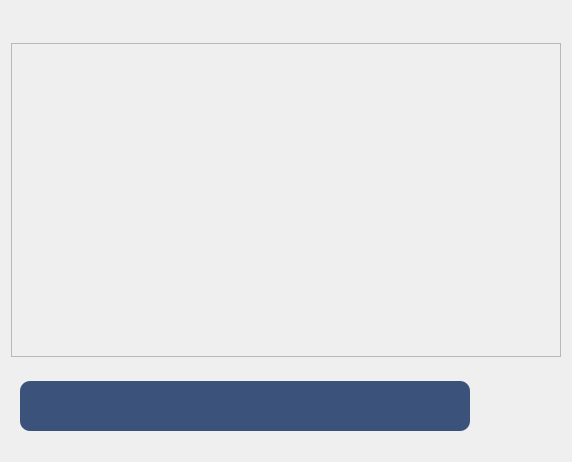
Before: the Qt Designer form lab3/LinkDove/channelwidget.ui in ElizavetaPa17/LinkDove, drawn with Qt 5.
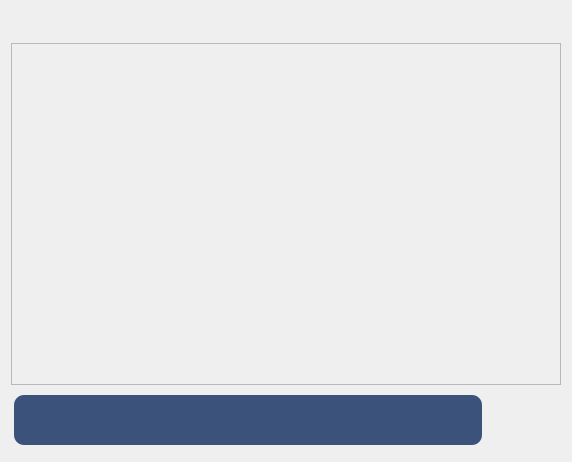
After: the same form once the commit is applied. The open tabs and pages were chosen to show the change. Icons and pictures are not drawn. Custom widgets are drawn as their Qt base class.

Diff of the .ui file:
```diff
--- a/lab3/LinkDove/channelwidget.ui
+++ b/lab3/LinkDove/channelwidget.ui
@@ -14,7 +14,7 @@
    <string>Form</string>
   </property>
   <layout class="QGridLayout" name="gridLayout">
-   <item row="2" column="0" colspan="4">
+   <item row="2" column="0" colspan="5">
     <widget class="QStackedWidget" name="stackedWidget">
      <property name="minimumSize">
       <size>
@@ -22,8 +22,32 @@
        <height>0</height>
       </size>
      </property>
+     <property name="maximumSize">
+      <size>
+       <width>16777215</width>
+       <height>60</height>
+      </size>
+     </property>
+     <property name="currentIndex">
+      <number>1</number>
+     </property>
      <widget class="QWidget" name="page_owner">
       <layout class="QGridLayout" name="gridLayout_2">
+       <property name="leftMargin">
+        <number>3</number>
+       </property>
+       <property name="topMargin">
+        <number>3</number>
+       </property>
+       <property name="rightMargin">
+        <number>3</number>
+       </property>
+       <property name="bottomMargin">
+        <number>3</number>
+       </property>
+       <property name="spacing">
+        <number>3</number>
+       </property>
        <item row="1" column="1">
         <widget class="QPushButton" name="microphoneButton">
          <property name="maximumSize">
@@ -101,6 +125,12 @@
            <height>50</height>
           </size>
          </property>
+         <property name="maximumSize">
+          <size>
+           <width>16777215</width>
+           <height>50</height>
+          </size>
+         </property>
          <property name="font">
           <font>
            <pointsize>-1</pointsize>
@@ -130,6 +160,12 @@
            <height>50</height>
           </size>
          </property>
+         <property name="maximumSize">
+          <size>
+           <width>16777215</width>
+           <height>50</height>
+          </size>
+         </property>
          <property name="cursor">
           <cursorShape>PointingHandCursor</cursorShape>
          </property>
@@ -201,7 +237,28 @@
      </widget>
     </widget>
    </item>
-   <item row="1" column="0" colspan="4">
+   <item row="0" column="0" colspan="4">
+    <widget class="ClickableLabel" name="infoLabel">
+     <property name="font">
+      <font>
+       <pointsize>17</pointsize>
+       <bold>true</bold>
+      </font>
+     </property>
+     <property name="cursor">
+      <cursorShape>PointingHandCursor</cursorShape>
+     </property>
+     <property name="styleSheet">
+      <string notr="true">QLabel {
+	color: rgb(60, 45, 50);
+}</string>
+     </property>
+     <property name="text">
+      <string/>
+     </property>
+    </widget>
+   </item>
+   <item row="1" column="0" colspan="5">
     <widget class="QScrollArea" name="scrollArea">
      <property name="sizePolicy">
       <sizepolicy hsizetype="Expanding" vsizetype="Expanding">
@@ -221,7 +278,7 @@
         <x>0</x>
         <y>0</y>
         <width>548</width>
-        <height>301</height>
+        <height>332</height>
        </rect>
       </property>
       <layout class="QHBoxLayout" name="horizontalLayout_2" stretch="1">
```
Left out of the diff: 33 changed lines with no effect on the pictures.
